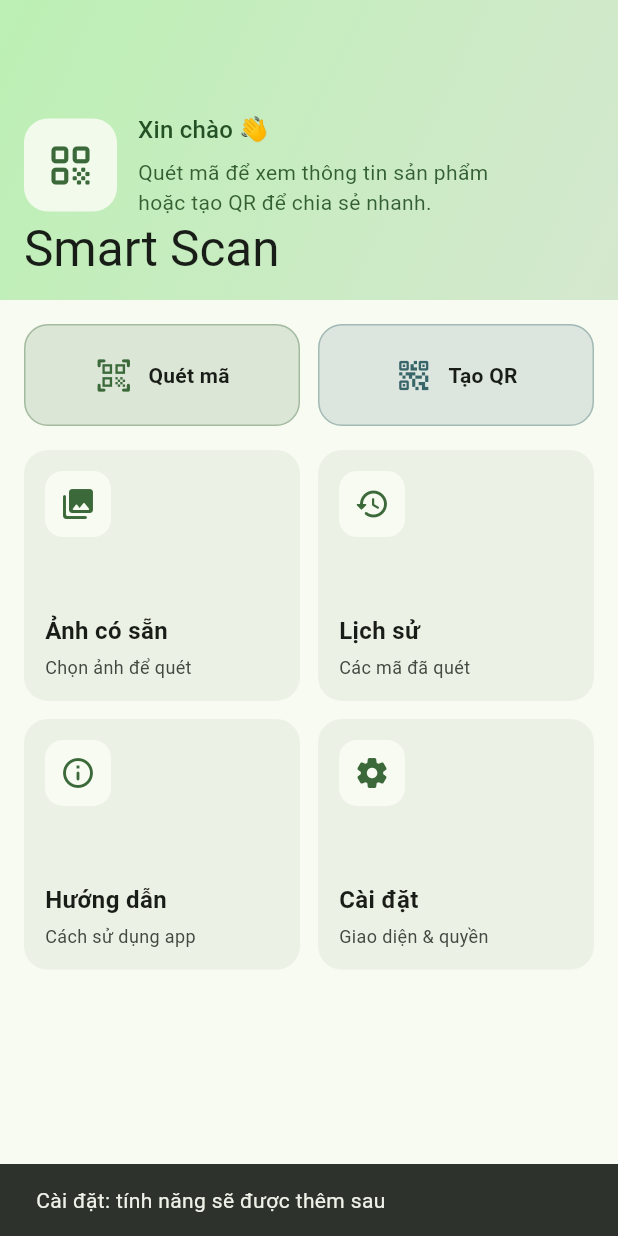
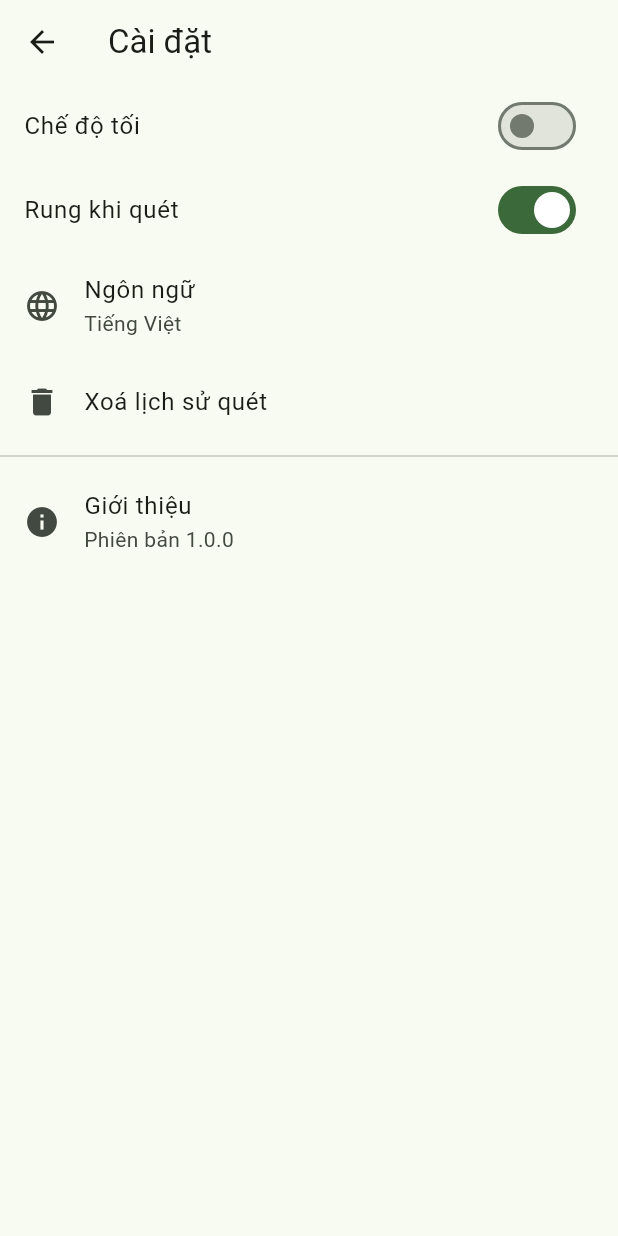
Before and after one commit to DevTNoHope/Mobile_Project, a Flutter app: the screen it shows after launch, after a tap on "Cài đặt", on a phone screen of 412 x 824 dp. Run offline on Flutter 3.47's test engine with Material 3 defaults, Android fonts, the phone set to English and light mode, and no system bars; our stand-ins replace image_picker, qr_flutter, share_plus; missing offline and left inert: google_mlkit_barcode_scanning, google_mlkit_commons, mobile_scanner.

```diff
--- a/lib/pages/home_page.dart
+++ b/lib/pages/home_page.dart
@@ -1,5 +1,6 @@
 import 'package:flutter/material.dart';
 import 'package:qr_project/pages/scan_history_page.dart';
+import 'package:qr_project/pages/settings_page.dart';
 import 'generate_qr_page.dart';
 import 'scan_page.dart';
 
@@ -108,11 +109,19 @@ class HomePage extends StatelessWidget {
                       onTap: () => _todo(context, 'Hướng dẫn'),
                     ),
                     _FeatureCard(
-                      icon: Icons.settings_rounded,
+                      icon: Icons.settings,
                       title: 'Cài đặt',
                       subtitle: 'Giao diện & quyền',
-                      onTap: () => _todo(context, 'Cài đặt'),
+                      onTap: () {
+                        Navigator.push(
+                          context,
+                          MaterialPageRoute(builder: (context) => const SettingsPage()),
+                        );
+                      },
                     ),
+
+
+
                   ]),
                 );
               },
--- a/lib/pages/scan_history.dart
+++ b/lib/pages/scan_history.dart
@@ -1,6 +1,16 @@
+import '../models/product.dart';
+import '../services/product_api.dart';
+
 class ScanHistory {
   final String code;
   final DateTime time;
+  final Product? product;   // 🔹 Lưu luôn sản phẩm
+  final String? rawContent; // 🔹 Lưu khi không phải mã vạch chuẩn
 
-  ScanHistory({required this.code, required this.time});
+  ScanHistory({
+    required this.code,
+    required this.time,
+    this.product,
+    this.rawContent,
+  });
 }
--- /dev/null
+++ b/lib/pages/settings_page.dart
@@ -0,0 +1,61 @@
+import 'package:flutter/material.dart';
+
+class SettingsPage extends StatefulWidget {
+  const SettingsPage({super.key});
+
+  @override
+  State<SettingsPage> createState() => _SettingsPageState();
+}
+
+class _SettingsPageState extends State<SettingsPage> {
+  bool darkMode = false;
+  bool vibrateOnScan = true;
+
+  @override
+  Widget build(BuildContext context) {
+    return Scaffold(
+      appBar: AppBar(title: const Text("Cài đặt")),
+      body: ListView(
+        children: [
+          SwitchListTile(
+            title: const Text("Chế độ tối"),
+            value: darkMode,
+            onChanged: (val) {
+              setState(() => darkMode = val);
+              // TODO: cập nhật theme toàn app
+            },
+          ),
+          SwitchListTile(
+            title: const Text("Rung khi quét"),
+            value: vibrateOnScan,
+            onChanged: (val) {
+              setState(() => vibrateOnScan = val);
+              // TODO: lưu vào SharedPreferences
+            },
+          ),
+          ListTile(
+            leading: const Icon(Icons.language),
+            title: const Text("Ngôn ngữ"),
+            subtitle: const Text("Tiếng Việt"),
+            onTap: () {
+              // TODO: chọn ngôn ngữ
+            },
+          ),
+          ListTile(
+            leading: const Icon(Icons.delete),
+            title: const Text("Xoá lịch sử quét"),
+            onTap: () {
+              // TODO: gọi ScanHistoryService.clearHistory()
+            },
+          ),
+          const Divider(),
+          ListTile(
+            leading: const Icon(Icons.info),
+            title: const Text("Giới thiệu"),
+            subtitle: const Text("Phiên bản 1.0.0"),
+          ),
+        ],
+      ),
+    );
+  }
+}
```
Also changed, not shown: lib/pages/scan_history_page.dart (+14 -0 lines), lib/pages/scan_history_service.dart (+3 -5 lines), lib/pages/scan_page.dart (+17 -5 lines).
